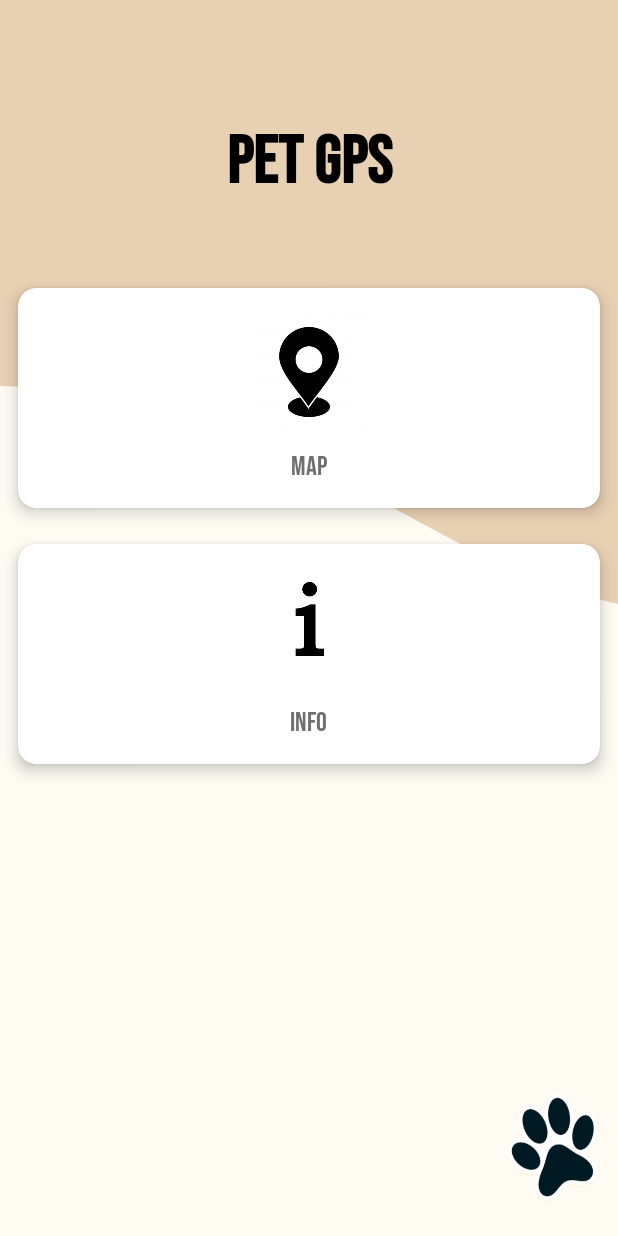
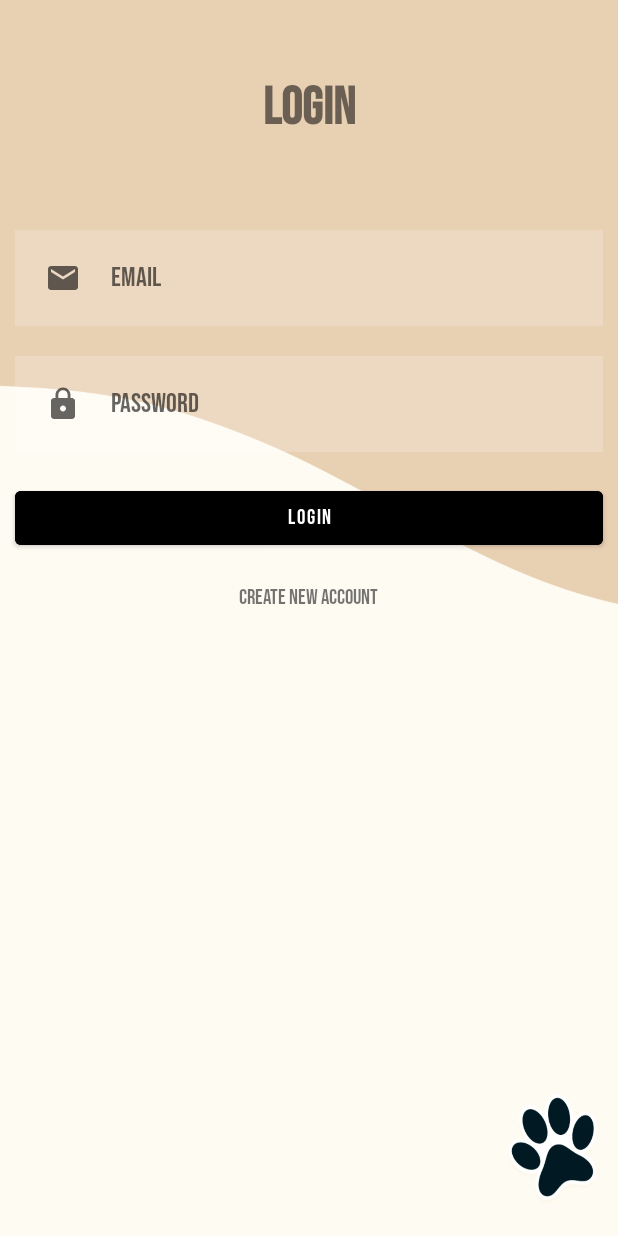
Before and after one commit to bilsuryananda09/PETGPS, an Android app: the screen it shows after launch (MainActivity before the commit, LoginActivity after it), on a phone screen of 412 x 824 dp. Run offline under Robolectric (Android 15) with nearby library versions, the phone set to English and light mode, and no system bars; our stand-ins replace Firebase (no records; nobody signed in at launch, a user with empty details on screens opened directly).

Commit message:
update login register belom fix

```diff
--- a/app/build.gradle
+++ b/app/build.gradle
@@ -40,7 +40,10 @@ dependencies {
     implementation 'com.google.firebase:firebase-database:19.2.1'
     implementation 'com.google.android.gms:play-services-location:18.0.0'
     implementation 'com.google.firebase:firebase-analytics:20.1.0'
+    implementation platform('com.google.firebase:firebase-bom:29.3.0')
+    implementation 'com.google.firebase:firebase-auth'
     testImplementation 'junit:junit:4.+'
     androidTestImplementation 'androidx.test.ext:junit:1.1.3'
     androidTestImplementation 'androidx.test.espresso:espresso-core:3.4.0'
+
 }
--- /dev/null
+++ b/app/src/main/java/com/example/petgps/LoginActivity.java
@@ -0,0 +1,63 @@
+package com.example.petgps;
+
+import androidx.appcompat.app.AppCompatActivity;
+
+import android.content.Intent;
+import android.os.Bundle;
+import android.widget.Button;
+import android.widget.EditText;
+import android.widget.TextView;
+import android.widget.Toast;
+
+import com.google.firebase.auth.FirebaseAuth;
+import com.google.firebase.auth.FirebaseUser;
+
+public class LoginActivity extends AppCompatActivity {
+    private EditText editEmail, editPassword;
+    private TextView register;
+    private Button btnLogin;
+    private FirebaseAuth mAuth;
+
+    @Override
+    protected void onCreate(Bundle savedInstanceState) {
+        super.onCreate(savedInstanceState);
+        setContentView(R.layout.activity_login);
+
+        editEmail = findViewById(R.id.email);
+        editPassword = findViewById(R.id.password);
+        register = findViewById(R.id.register);
+        btnLogin = findViewById(R.id.loginbtn);
+
+        mAuth = FirebaseAuth.getInstance();
+
+        register.setOnClickListener(v -> {
+            startActivity(new Intent(getApplicationContext(),RegisterActivity.class));
+        });
+
+        btnLogin.setOnClickListener(v ->{
+            if(editEmail.getText().length()>0 && editPassword.getText().length()>0){
+                login(editEmail.getText().toString(), editPassword.getText().toString());
+            }else{
+                Toast.makeText(getApplicationContext(),"Silahkan isi semua data", Toast.LENGTH_SHORT).show();
+            }
+        });
+    }
+
+    private void login(String email, String Password){
+
+    }
+
+    private void reload(){
+        startActivity(new Intent(getApplicationContext(), MainActivity.class));
+    }
+
+    @Override
+    public void onStart() {
+        super.onStart();
+        // Check if user is signed in (non-null) and update UI accordingly.
+        FirebaseUser currentUser = mAuth.getCurrentUser();
+        if(currentUser != null){
+            reload();
+        }
+    }
+}
--- a/app/src/main/java/com/example/petgps/SplashscreenActivity.java
+++ b/app/src/main/java/com/example/petgps/SplashscreenActivity.java
@@ -17,7 +17,7 @@ public class SplashscreenActivity extends AppCompatActivity {
         handler.postDelayed(new Runnable() {
             @Override
             public void run() {
-                startActivity(new Intent(getApplicationContext(), MainActivity.class));
+                startActivity(new Intent(getApplicationContext(), LoginActivity.class));
                 finish();
             }
         }, 2500);
--- /dev/null
+++ b/app/src/main/res/drawable/ic_baseline_email.xml
@@ -0,0 +1,10 @@
+<vector xmlns:android="http://schemas.android.com/apk/res/android"
+    android:width="24dp"
+    android:height="24dp"
+    android:viewportWidth="24"
+    android:viewportHeight="24"
+    android:tint="?attr/colorControlNormal">
+  <path
+      android:fillColor="@android:color/white"
+      android:pathData="M20,4L4,4c-1.1,0 -1.99,0.9 -1.99,2L2,18c0,1.1 0.9,2 2,2h16c1.1,0 2,-0.9 2,-2L22,6c0,-1.1 -0.9,-2 -2,-2zM20,8l-8,5 -8,-5L4,6l8,5 8,-5v2z"/>
+</vector>
--- /dev/null
+++ b/app/src/main/res/drawable/ic_baseline_password.xml
@@ -0,0 +1,10 @@
+<vector xmlns:android="http://schemas.android.com/apk/res/android"
+    android:width="24dp"
+    android:height="24dp"
+    android:viewportWidth="24"
+    android:viewportHeight="24"
+    android:tint="?attr/colorControlNormal">
+  <path
+      android:fillColor="@android:color/white"
+      android:pathData="M18,8h-1L17,6c0,-2.76 -2.24,-5 -5,-5S7,3.24 7,6v2L6,8c-1.1,0 -2,0.9 -2,2v10c0,1.1 0.9,2 2,2h12c1.1,0 2,-0.9 2,-2L20,10c0,-1.1 -0.9,-2 -2,-2zM12,17c-1.1,0 -2,-0.9 -2,-2s0.9,-2 2,-2 2,0.9 2,2 -0.9,2 -2,2zM15.1,8L8.9,8L8.9,6c0,-1.71 1.39,-3.1 3.1,-3.1 1.71,0 3.1,1.39 3.1,3.1v2z"/>
+</vector>
--- /dev/null
+++ b/app/src/main/res/layout/activity_login.xml
@@ -0,0 +1,70 @@
+<?xml version="1.0" encoding="utf-8"?>
+<RelativeLayout
+    xmlns:android="http://schemas.android.com/apk/res/android"
+    xmlns:app="http://schemas.android.com/apk/res-auto"
+    xmlns:tools="http://schemas.android.com/tools"
+    android:layout_width="match_parent"
+    android:layout_height="match_parent"
+    android:background="@drawable/background"
+    tools:context=".MainActivity">
+
+    <TextView
+        android:id="@+id/login"
+        android:textSize="35dp"
+        android:textStyle="bold"
+        android:layout_margin="50dp"
+        android:gravity="center"
+        android:layout_width="match_parent"
+        android:layout_height="wrap_content"
+        android:text="LOGIN"
+        android:fontFamily="@font/bebasneueregular"
+        />
+
+    <EditText
+        android:id="@+id/email"
+        android:layout_below="@id/login"
+        android:fontFamily="@font/bebasneueregular"
+        android:hint="Email"
+        android:drawableLeft="@drawable/ic_baseline_email"
+        android:drawablePadding="20dp"
+        android:layout_margin="10dp"
+        android:padding="20dp"
+        android:background="#30ffffff"
+        android:layout_width="match_parent"
+        android:layout_height="wrap_content"/>
+
+    <EditText
+        android:id="@+id/password"
+        android:layout_below="@id/email"
+        android:hint="Password"
+        android:inputType="textPassword"
+        android:drawableLeft="@drawable/ic_baseline_password"
+        android:drawablePadding="20dp"
+        android:fontFamily="@font/bebasneueregular"
+        android:layout_margin="10dp"
+        android:padding="20dp"
+        android:background="#30ffffff"
+        android:layout_width="match_parent"
+        android:layout_height="wrap_content"/>
+
+    <com.google.android.material.button.MaterialButton
+        android:id="@+id/loginbtn"
+        android:layout_below="@id/password"
+        android:fontFamily="@font/bebasneueregular"
+        android:layout_width="match_parent"
+        android:layout_height="wrap_content"
+        android:layout_margin="10dp"
+        android:text="login"
+        android:backgroundTint="@color/black"/>
+
+    <TextView
+        android:id="@+id/register"
+        android:layout_below="@+id/loginbtn"
+        android:padding="10dp"
+        android:layout_centerHorizontal="true"
+        android:fontFamily="@font/bebasneueregular"
+        android:layout_width="wrap_content"
+        android:layout_height="wrap_content"
+        android:text="Create new account"/>
+
+</RelativeLayout>
--- a/app/src/main/res/values/colors.xml
+++ b/app/src/main/res/values/colors.xml
@@ -7,4 +7,5 @@
     <color name="teal_700">#FF018786</color>
     <color name="black">#FF000000</color>
     <color name="white">#FFFFFFFF</color>
+    <color name="brown">#E8D0B3</color>
 </resources>
```
Also changed, not shown: app/src/main/AndroidManifest.xml (+8 -2 lines), app/src/main/java/com/example/petgps/RegisterActivity.java (added, +101 -0 lines), app/src/main/res/drawable/ic_baseline_person.xml (added, +10 -0 lines), app/src/main/res/layout/activity_register.xml (added, +96 -0 lines).
